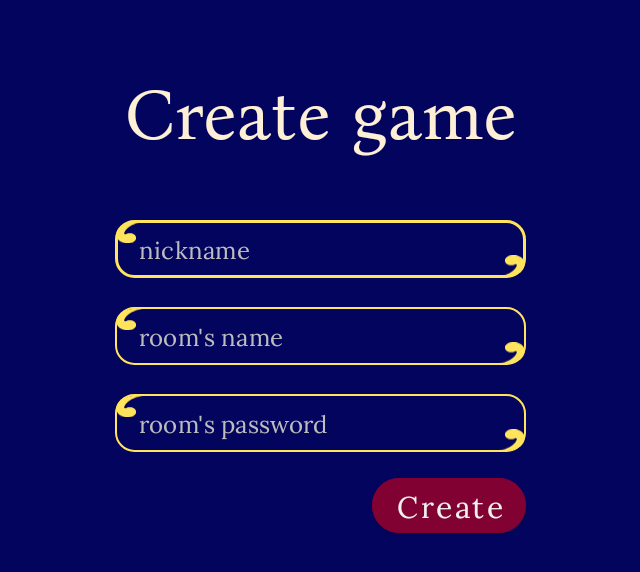
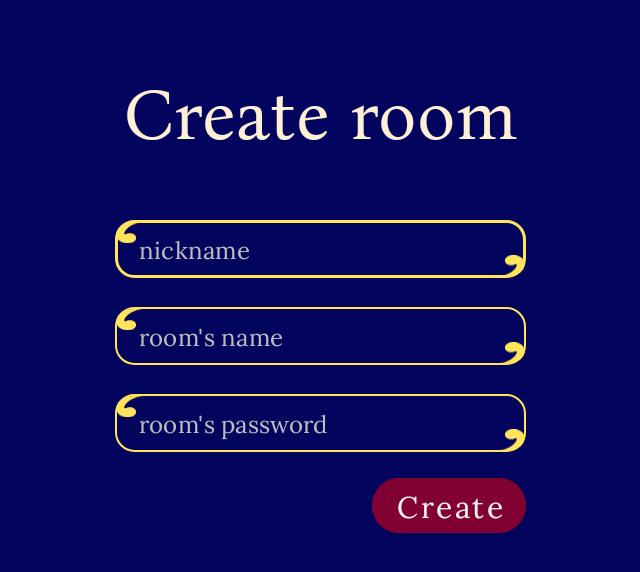
Before and after one commit to Splendor-Mobile-Game/ClientSide, an Android app: the CreateRoomActivity screen opened directly, with no data from a screen before it, on a phone screen of 824 x 412 dp (held sideways). Shown: the top 572 px of the screen, without its empty margins (298-938 px from the left). Run offline under Robolectric (Android 15) with nearby library versions, the phone set to English and light mode, and no system bars; libraries missing offline, so code that uses them is left out: com.github.splendor_mobile_game.websocket, tech.gusavila92.websocketclient; 1 statement that could not run was skipped.

Commit message:
fixed string + added missings

```diff
--- a/app/src/main/res/values/strings.xml
+++ b/app/src/main/res/values/strings.xml
@@ -7,7 +7,7 @@
     <string name="logo_description" translatable="false">Logo</string>
     <string name="cancel">Cancel</string>
     <!--CreateRoomActivity-->
-    <string name="createRoom">Create game</string>
+    <string name="createRoom">Create room</string>
     <string name="room_nickname">Enter your nickname</string>
     <string name="room_nickname2">Enter your nickname:</string>
     <string name="room_name">Enter room name</string>
```
Also changed, not shown: 1 other file.
